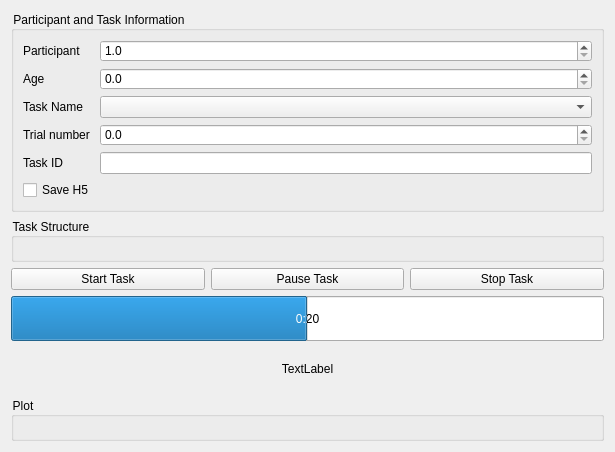
Before: the Qt Designer form Experiment.UI in liorse/Lital_IMU_Tobii_Pro_Integration, drawn with Qt 5.
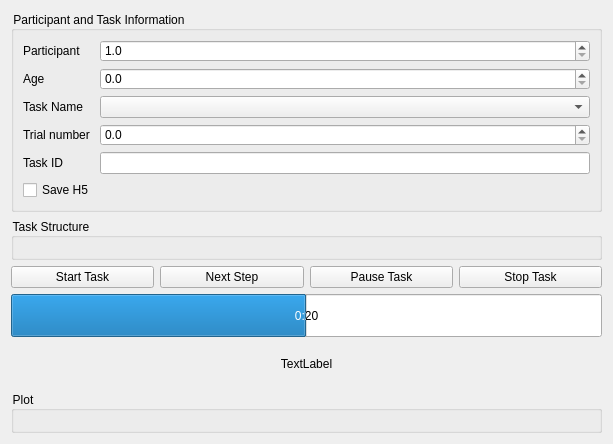
After: the same form once the commit is applied.

Commit message: next step implemented

Diff of the .ui file:
```diff
--- a/Experiment.UI
+++ b/Experiment.UI
@@ -6,8 +6,8 @@
    <rect>
     <x>0</x>
     <y>0</y>
-    <width>615</width>
-    <height>452</height>
+    <width>613</width>
+    <height>444</height>
    </rect>
   </property>
   <property name="windowTitle">
@@ -145,6 +145,19 @@
        </property>
       </widget>
      </item>
+     <item>
+      <widget class="QPushButton" name="next_step_pushButton">
+       <property name="text">
+        <string>Next Step</string>
+       </property>
+       <property name="checkable">
+        <bool>false</bool>
+       </property>
+       <property name="checked">
+        <bool>false</bool>
+       </property>
+      </widget>
+     </item>
      <item>
       <widget class="QPushButton" name="pause_stimuli_pushButton">
        <property name="text">
```
The commit also changes 1 other file.
